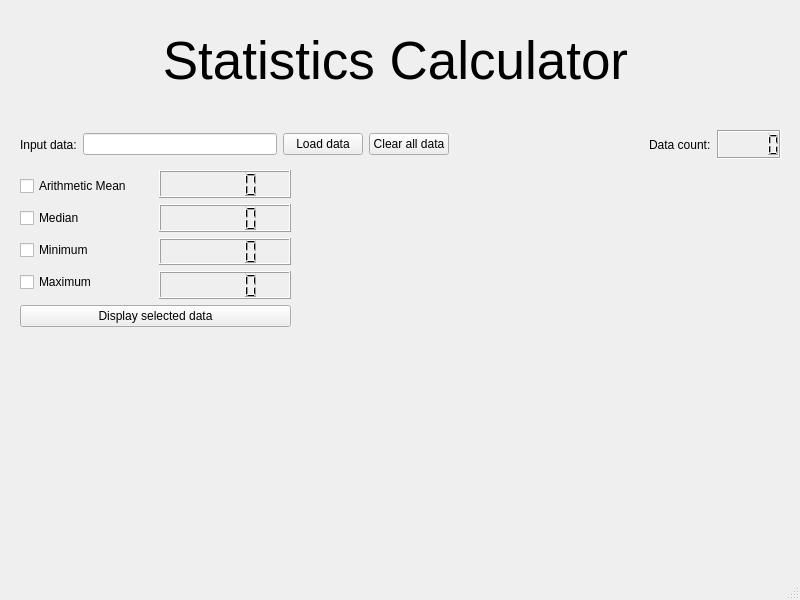
The window that statistics-calculator/mainwindow.ui (ignabelitzky/statistic-calculator) describes before a commit, drawn with Qt 5.
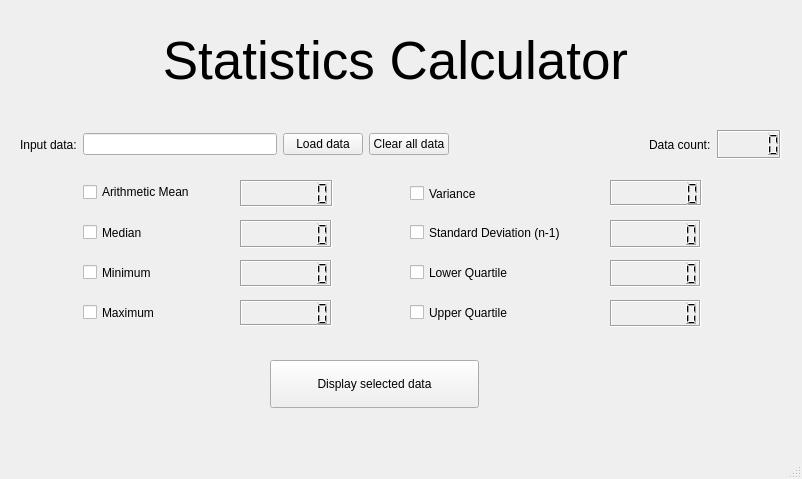
The same window after the commit.

Commit message: Added the posibility of calculate variance and standard deviation

```diff
--- a/statistics-calculator/mainwindow.ui
+++ b/statistics-calculator/mainwindow.ui
@@ -6,8 +6,8 @@
    <rect>
     <x>0</x>
     <y>0</y>
-    <width>800</width>
-    <height>600</height>
+    <width>802</width>
+    <height>479</height>
    </rect>
   </property>
   <property name="windowTitle">
@@ -35,7 +35,7 @@
      <set>Qt::AlignCenter</set>
     </property>
    </widget>
-   <widget class="QWidget" name="">
+   <widget class="QWidget" name="layoutWidget">
     <property name="geometry">
      <rect>
       <x>20</x>
@@ -107,76 +107,250 @@
      </item>
     </layout>
    </widget>
-   <widget class="QWidget" name="">
+   <widget class="QCheckBox" name="standardDeviation_checkBox">
     <property name="geometry">
      <rect>
-      <x>20</x>
-      <y>170</y>
-      <width>271</width>
-      <height>157</height>
+      <x>410</x>
+      <y>220</y>
+      <width>181</width>
+      <height>25</height>
      </rect>
     </property>
-    <layout class="QVBoxLayout" name="verticalLayout_4">
-     <item>
-      <layout class="QHBoxLayout" name="horizontalLayout_2">
-       <item>
-        <layout class="QVBoxLayout" name="verticalLayout">
-         <item>
-          <widget class="QCheckBox" name="arithmeticMean_checkBox">
-           <property name="text">
-            <string>Arithmetic Mean</string>
-           </property>
-          </widget>
-         </item>
-         <item>
-          <widget class="QCheckBox" name="median_checkBox">
-           <property name="text">
-            <string>Median</string>
-           </property>
-          </widget>
-         </item>
-         <item>
-          <widget class="QCheckBox" name="minimum_checkBox">
-           <property name="text">
-            <string>Minimum</string>
-           </property>
-          </widget>
-         </item>
-         <item>
-          <widget class="QCheckBox" name="maximum_checkBox">
-           <property name="text">
-            <string>Maximum</string>
-           </property>
-          </widget>
-         </item>
-        </layout>
-       </item>
-       <item>
-        <layout class="QVBoxLayout" name="verticalLayout_3">
-         <item>
-          <widget class="QLCDNumber" name="arithmeticMean_lcd"/>
-         </item>
-         <item>
-          <widget class="QLCDNumber" name="median_lcd"/>
-         </item>
-         <item>
-          <widget class="QLCDNumber" name="minimum_lcd"/>
-         </item>
-         <item>
-          <widget class="QLCDNumber" name="maximum_lcd"/>
-         </item>
-        </layout>
-       </item>
-      </layout>
-     </item>
-     <item>
-      <widget class="QPushButton" name="displayData_button">
-       <property name="text">
-        <string>Display selected data</string>
-       </property>
-      </widget>
-     </item>
-    </layout>
+    <property name="text">
+     <string>Standard Deviation (n-1)</string>
+    </property>
+   </widget>
+   <widget class="QCheckBox" name="lowerQuartile_checkBox">
+    <property name="geometry">
+     <rect>
+      <x>410</x>
+      <y>260</y>
+      <width>181</width>
+      <height>25</height>
+     </rect>
+    </property>
+    <property name="text">
+     <string>Lower Quartile</string>
+    </property>
+   </widget>
+   <widget class="QCheckBox" name="upperQuartile_checkBox">
+    <property name="geometry">
+     <rect>
+      <x>410</x>
+      <y>300</y>
+      <width>181</width>
+      <height>25</height>
+     </rect>
+    </property>
+    <property name="text">
+     <string>Upper Quartile</string>
+    </property>
+   </widget>
+   <widget class="QCheckBox" name="variance_checkBox">
+    <property name="geometry">
+     <rect>
+      <x>410</x>
+      <y>179</y>
+      <width>181</width>
+      <height>29</height>
+     </rect>
+    </property>
+    <property name="text">
+     <string>Variance</string>
+    </property>
+   </widget>
+   <widget class="QLCDNumber" name="lowerQuartile_lcd">
+    <property name="geometry">
+     <rect>
+      <x>610</x>
+      <y>260</y>
+      <width>91</width>
+      <height>27</height>
+     </rect>
+    </property>
+    <property name="frameShadow">
+     <enum>QFrame::Sunken</enum>
+    </property>
+    <property name="digitCount">
+     <number>7</number>
+    </property>
+   </widget>
+   <widget class="QLCDNumber" name="upperQuartile_lcd">
+    <property name="geometry">
+     <rect>
+      <x>610</x>
+      <y>300</y>
+      <width>91</width>
+      <height>27</height>
+     </rect>
+    </property>
+    <property name="frameShadow">
+     <enum>QFrame::Sunken</enum>
+    </property>
+    <property name="digitCount">
+     <number>7</number>
+    </property>
+   </widget>
+   <widget class="QLCDNumber" name="variance_lcd">
+    <property name="geometry">
+     <rect>
+      <x>610</x>
+      <y>180</y>
+      <width>92</width>
+      <height>26</height>
+     </rect>
+    </property>
+    <property name="frameShadow">
+     <enum>QFrame::Sunken</enum>
+    </property>
+    <property name="digitCount">
+     <number>7</number>
+    </property>
+   </widget>
+   <widget class="QLCDNumber" name="standardDeviation_lcd">
+    <property name="geometry">
+     <rect>
+      <x>610</x>
+      <y>220</y>
+      <width>91</width>
+      <height>28</height>
+     </rect>
+    </property>
+    <property name="frameShadow">
+     <enum>QFrame::Sunken</enum>
+    </property>
+    <property name="digitCount">
+     <number>7</number>
+    </property>
+   </widget>
+   <widget class="QPushButton" name="displayData_button">
+    <property name="geometry">
+     <rect>
+      <x>270</x>
+      <y>360</y>
+      <width>209</width>
+      <height>48</height>
+     </rect>
+    </property>
+    <property name="text">
+     <string>Display selected data</string>
+    </property>
+   </widget>
+   <widget class="QCheckBox" name="arithmeticMean_checkBox">
+    <property name="geometry">
+     <rect>
+      <x>83</x>
+      <y>179</y>
+      <width>136</width>
+      <height>26</height>
+     </rect>
+    </property>
+    <property name="text">
+     <string>Arithmetic Mean</string>
+    </property>
+   </widget>
+   <widget class="QCheckBox" name="median_checkBox">
+    <property name="geometry">
+     <rect>
+      <x>83</x>
+      <y>220</y>
+      <width>75</width>
+      <height>25</height>
+     </rect>
+    </property>
+    <property name="text">
+     <string>Median</string>
+    </property>
+   </widget>
+   <widget class="QCheckBox" name="minimum_checkBox">
+    <property name="geometry">
+     <rect>
+      <x>83</x>
+      <y>260</y>
+      <width>89</width>
+      <height>25</height>
+     </rect>
+    </property>
+    <property name="text">
+     <string>Minimum</string>
+    </property>
+   </widget>
+   <widget class="QCheckBox" name="maximum_checkBox">
+    <property name="geometry">
+     <rect>
+      <x>83</x>
+      <y>300</y>
+      <width>92</width>
+      <height>25</height>
+     </rect>
+    </property>
+    <property name="text">
+     <string>Maximum</string>
+    </property>
+   </widget>
+   <widget class="QLCDNumber" name="arithmeticMean_lcd">
+    <property name="geometry">
+     <rect>
+      <x>240</x>
+      <y>180</y>
+      <width>93</width>
+      <height>27</height>
+     </rect>
+    </property>
+    <property name="frameShadow">
+     <enum>QFrame::Sunken</enum>
+    </property>
+    <property name="digitCount">
+     <number>7</number>
+    </property>
+   </widget>
+   <widget class="QLCDNumber" name="median_lcd">
+    <property name="geometry">
+     <rect>
+      <x>240</x>
+      <y>220</y>
+      <width>92</width>
+      <height>28</height>
+     </rect>
+    </property>
+    <property name="frameShadow">
+     <enum>QFrame::Sunken</enum>
+    </property>
+    <property name="digitCount">
+     <number>7</number>
+    </property>
+   </widget>
+   <widget class="QLCDNumber" name="minimum_lcd">
+    <property name="geometry">
+     <rect>
+      <x>240</x>
+      <y>260</y>
+      <width>92</width>
+      <height>27</height>
+     </rect>
+    </property>
+    <property name="frameShadow">
+     <enum>QFrame::Sunken</enum>
+    </property>
+    <property name="digitCount">
+     <number>7</number>
+    </property>
+   </widget>
+   <widget class="QLCDNumber" name="maximum_lcd">
+    <property name="geometry">
+     <rect>
+      <x>240</x>
+      <y>300</y>
+      <width>92</width>
+      <height>26</height>
+     </rect>
+    </property>
+    <property name="frameShadow">
+     <enum>QFrame::Sunken</enum>
+    </property>
+    <property name="digitCount">
+     <number>7</number>
+    </property>
    </widget>
   </widget>
   <widget class="QMenuBar" name="menubar">
```
Left out of the diff: 2 changed lines with no effect on the pictures. The commit also changes 3 other files.
